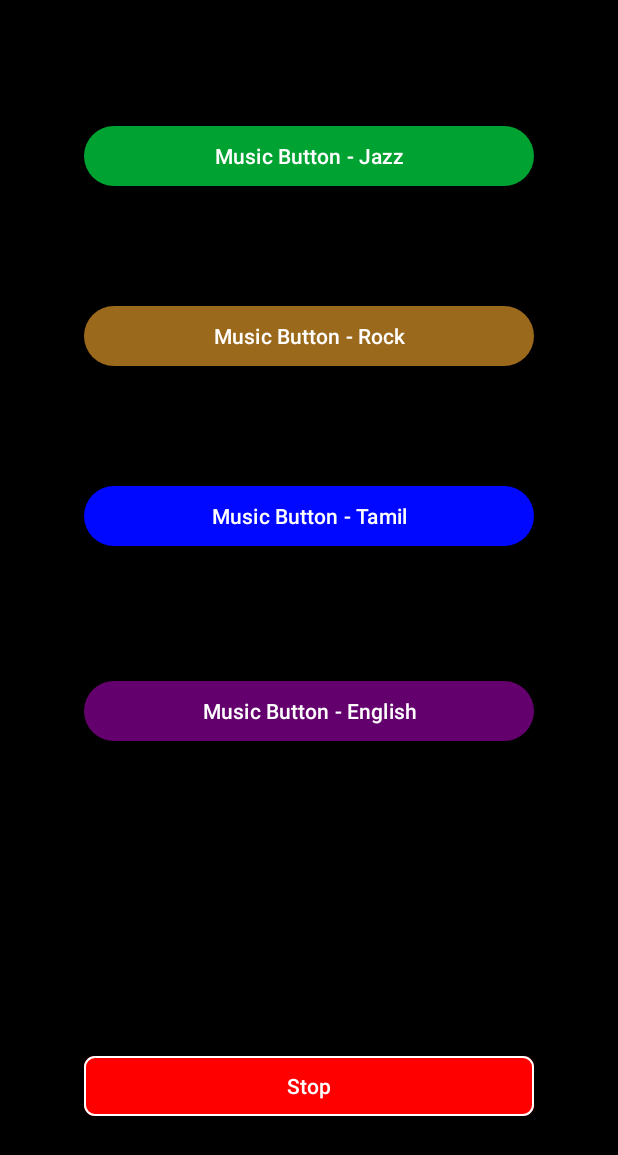
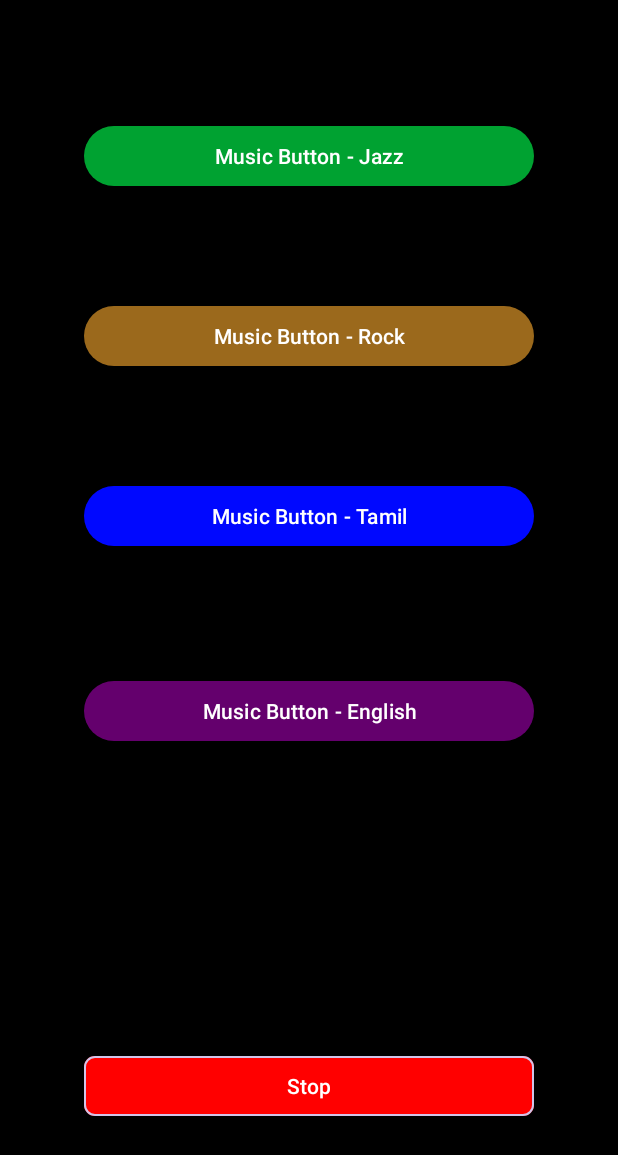
Before and after one commit to lysanderkagoo/android-demo, an Android app: the screen it shows after launch (MainActivity), on a phone screen of 412 x 824 dp. Shown: the top 1155 px of the screen. Run offline under Robolectric (Android 15) with nearby library versions, the phone set to English and light mode, and no system bars.

Commit message:
final commit

```diff
--- a/app/src/main/java/com/example/btn_notify/notifyService.kt
+++ b/app/src/main/java/com/example/btn_notify/notifyService.kt
@@ -10,13 +10,9 @@ import androidx.annotation.RequiresApi
 import androidx.core.app.NotificationCompat
 import android.app.NotificationChannel
 import android.app.NotificationManager
-import android.content.pm.PackageManager
-import android.content.pm.ServiceInfo.FOREGROUND_SERVICE_TYPE_DATA_SYNC
 import android.util.Log
 import androidx.annotation.RequiresPermission
-import androidx.core.app.ActivityCompat
 import androidx.core.app.NotificationManagerCompat
-import androidx.core.app.ServiceCompat
 
 class NotifyService : Service() {
 
--- a/app/src/main/res/layout/activity_main.xml
+++ b/app/src/main/res/layout/activity_main.xml
@@ -73,7 +73,7 @@
         app:backgroundTint="#FF0000"
         app:rippleColor="@color/white"
         app:cornerRadius="7dp"
-        app:strokeColor="#FFFFFF"
+        app:strokeColor="#D1C4E9"
         app:strokeWidth="1.5dp"/>
 
     <androidx.constraintlayout.widget.Guideline android:layout_width="wrap_content"
```
